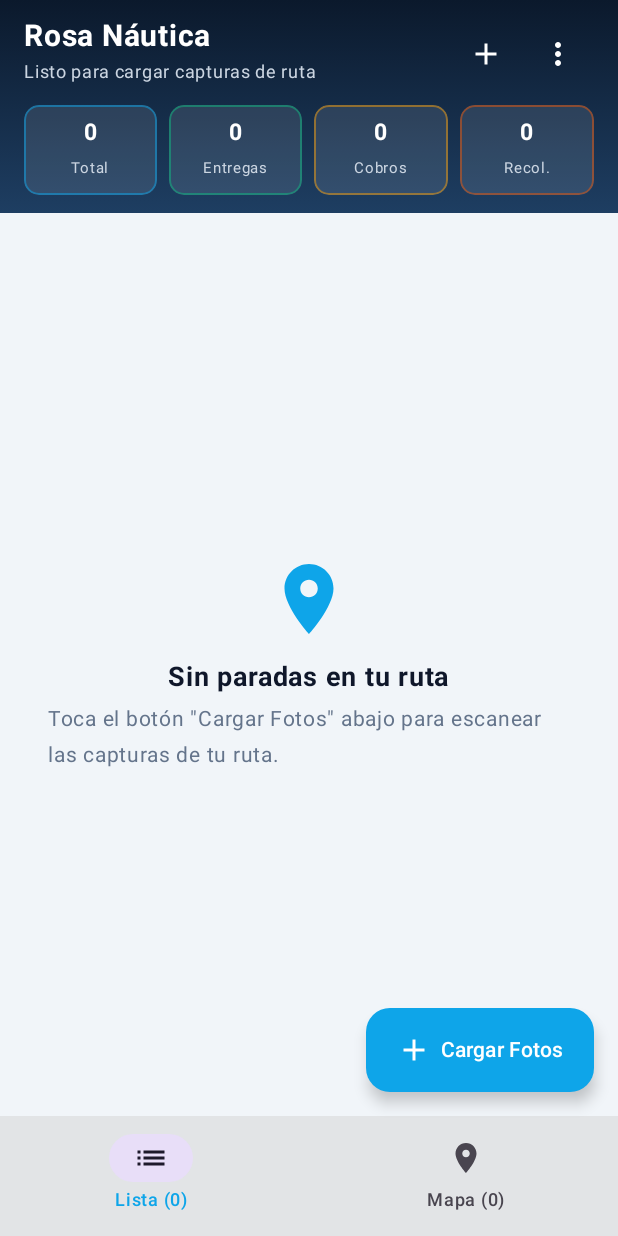
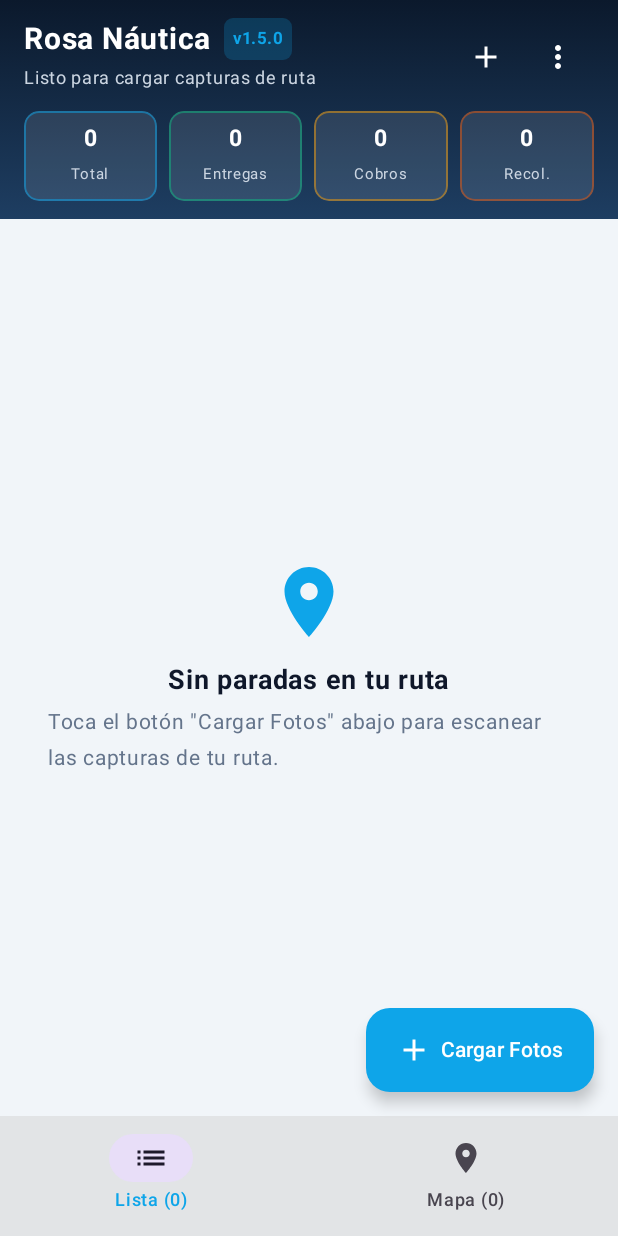
Before and after one commit to rutastrabajo1/Rosa-nautica-optimizador, an Android app built with Jetpack Compose: the MainActivity screen opened directly, with no data from a screen before it, on a phone screen of 412 x 824 dp. Run offline under Robolectric (Android 15) with nearby library versions, the phone set to English and light mode, and no system bars; our stand-ins replace Room's generated code; network calls fail.

Commit message:
Actualizar MainActivity.kt

```diff
--- a/app/src/main/java/com/example/rutaoptimizador/MainActivity.kt
+++ b/app/src/main/java/com/example/rutaoptimizador/MainActivity.kt
@@ -474,7 +474,6 @@ private fun RutaScreen(db: AppDatabase) {
                 "SENDEROS", "ENCINOS", "TREBOLES", "TRÉBOLES", "CENTRO"
             ).any { kw -> part.contains(kw, ignoreCase = true) }
 
-            // Si no tiene números y no es colonia/municipio, suele ser el nombre del destinatario
             !hasDigits && !isKnownColonyOrCity && part.split(" ").size in 2..5
         }
         return if (filtered.isNotEmpty()) filtered.joinToString(", ") else raw
@@ -748,13 +747,28 @@ private fun RutaScreen(db: AppDatabase) {
                     verticalAlignment = Alignment.CenterVertically,
                     horizontalArrangement = Arrangement.SpaceBetween
                 ) {
-                    Column {
+                    Column(modifier = Modifier.weight(1f)) {
+                        Row(verticalAlignment = Alignment.CenterVertically) {
                             Text(
                                 "Rosa Náutica",
                                 color = Color.White,
                                 fontSize = 20.sp,
                                 fontWeight = FontWeight.Bold
                             )
+                            Spacer(Modifier.width(8.dp))
+                            Surface(
+                                color = NauticalTeal.copy(alpha = 0.22f),
+                                shape = RoundedCornerShape(6.dp)
+                            ) {
+                                Text(
+                                    "v1.5.0",
+                                    color = NauticalTeal,
+                                    fontSize = 11.sp,
+                                    fontWeight = FontWeight.Bold,
+                                    modifier = Modifier.padding(horizontal = 6.dp, vertical = 2.dp)
+                                )
+                            }
+                        }
                         Text(
                             status,
                             color = Color(0xFFCBD5E1),
```
Lines whose indentation alone changed are shown as unchanged.
